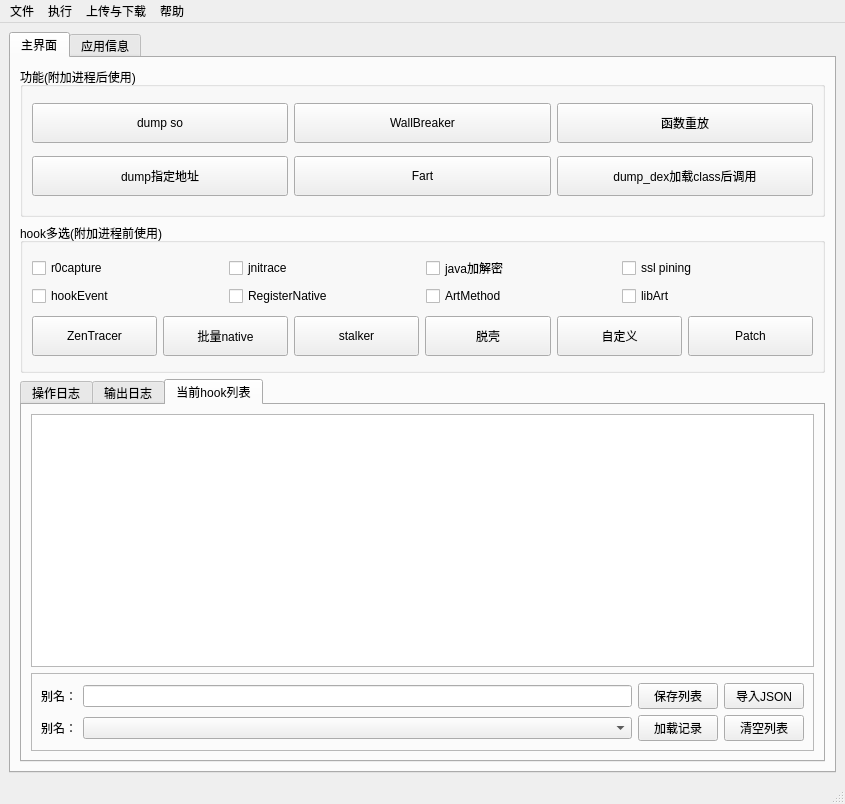
This is ui/kmain.ui in dqzg12300/fridaUiTools as Qt 5 draws it before an edit. The edited form follows.
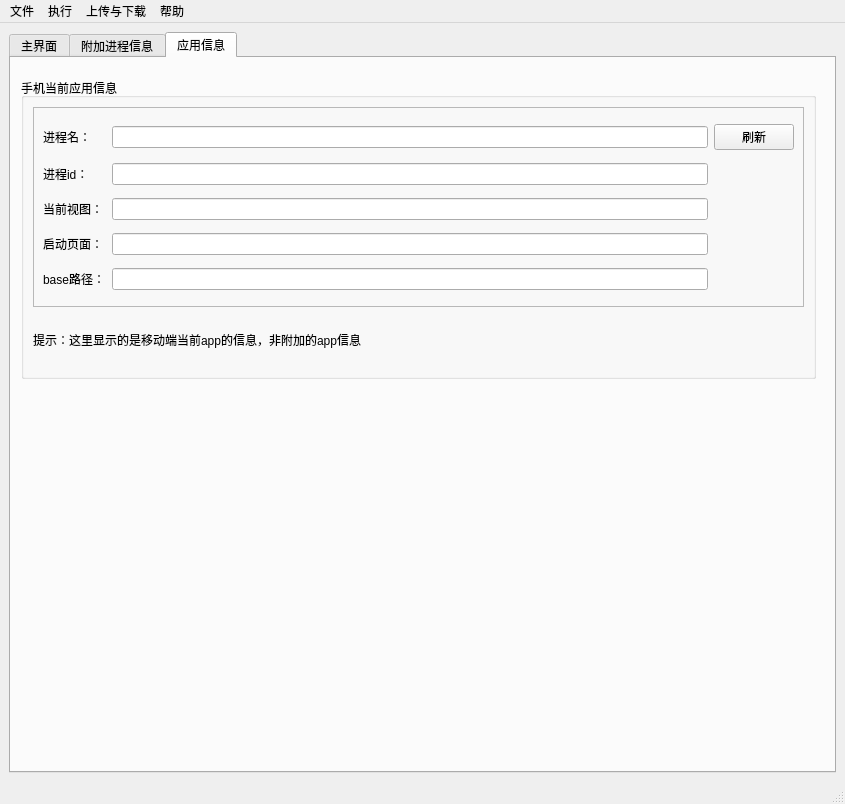
This is the edited form. The open tabs and pages were chosen to show the change.

Commit message: 添加手机当前应用的界面信息展示

Patch:
```diff
--- a/ui/kmain.ui
+++ b/ui/kmain.ui
@@ -418,7 +418,7 @@
       </widget>
       <widget class="QWidget" name="tab">
        <attribute name="title">
-        <string>应用信息</string>
+        <string>附加进程信息</string>
        </attribute>
        <layout class="QGridLayout" name="gridLayout_14">
         <item row="0" column="0">
@@ -547,6 +547,134 @@
         </item>
        </layout>
       </widget>
+      <widget class="QWidget" name="tab_6">
+       <attribute name="title">
+        <string>应用信息</string>
+       </attribute>
+       <widget class="QGroupBox" name="groupBox_8">
+        <property name="geometry">
+         <rect>
+          <x>10</x>
+          <y>20</y>
+          <width>795</width>
+          <height>301</height>
+         </rect>
+        </property>
+        <property name="minimumSize">
+         <size>
+          <width>0</width>
+          <height>200</height>
+         </size>
+        </property>
+        <property name="title">
+         <string>手机当前应用信息</string>
+        </property>
+        <layout class="QGridLayout" name="gridLayout_17">
+         <item row="2" column="0">
+          <widget class="QLabel" name="label_8">
+           <property name="text">
+            <string>提示：这里显示的是移动端当前app的信息，非附加的app信息</string>
+           </property>
+          </widget>
+         </item>
+         <item row="0" column="0">
+          <widget class="QFrame" name="frame_3">
+           <property name="minimumSize">
+            <size>
+             <width>0</width>
+             <height>200</height>
+            </size>
+           </property>
+           <property name="frameShape">
+            <enum>QFrame::StyledPanel</enum>
+           </property>
+           <property name="frameShadow">
+            <enum>QFrame::Raised</enum>
+           </property>
+           <layout class="QGridLayout" name="gridLayout_18">
+            <item row="3" column="0">
+             <widget class="QLabel" name="label_12">
+              <property name="text">
+               <string>启动页面：</string>
+              </property>
+             </widget>
+            </item>
+            <item row="0" column="4">
+             <widget class="QPushButton" name="btnFlush">
+              <property name="text">
+               <string>刷新</string>
+              </property>
+             </widget>
+            </item>
+            <item row="2" column="0">
+             <widget class="QLabel" name="label_9">
+              <property name="text">
+               <string>当前视图：</string>
+              </property>
+             </widget>
+            </item>
+            <item row="0" column="0">
+             <widget class="QLabel" name="label_10">
+              <property name="text">
+               <string>进程名：</string>
+              </property>
+             </widget>
+            </item>
+            <item row="1" column="3">
+             <widget class="QLineEdit" name="txtPid">
+              <property name="readOnly">
+               <bool>true</bool>
+              </property>
+             </widget>
+            </item>
+            <item row="0" column="3">
+             <widget class="QLineEdit" name="txtProcessName">
+              <property name="readOnly">
+               <bool>true</bool>
+              </property>
+             </widget>
+            </item>
+            <item row="1" column="0">
+             <widget class="QLabel" name="label_11">
+              <property name="text">
+               <string>进程id：</string>
+              </property>
+             </widget>
+            </item>
+            <item row="2" column="3">
+             <widget class="QLineEdit" name="txtCurrentFocus">
+              <property name="readOnly">
+               <bool>true</bool>
+              </property>
+             </widget>
+            </item>
+            <item row="3" column="3">
+             <widget class="QLineEdit" name="txtComponent">
+              <property name="readOnly">
+               <bool>true</bool>
+              </property>
+             </widget>
+            </item>
+            <item row="4" column="3">
+             <widget class="QLineEdit" name="txtBaseDir">
+              <property name="readOnly">
+               <bool>true</bool>
+              </property>
+             </widget>
+            </item>
+            <item row="4" column="0">
+             <widget class="QLabel" name="label_13">
+              <property name="text">
+               <string>base路径：</string>
+              </property>
+             </widget>
+            </item>
+           </layout>
+          </widget>
+         </item>
+        </layout>
+       </widget>
+      </widget>
      </widget>
     </item>
    </layout>
```
Left out of the diff: 1 changed line with no effect on the pictures. The commit also changes 3 other files.
